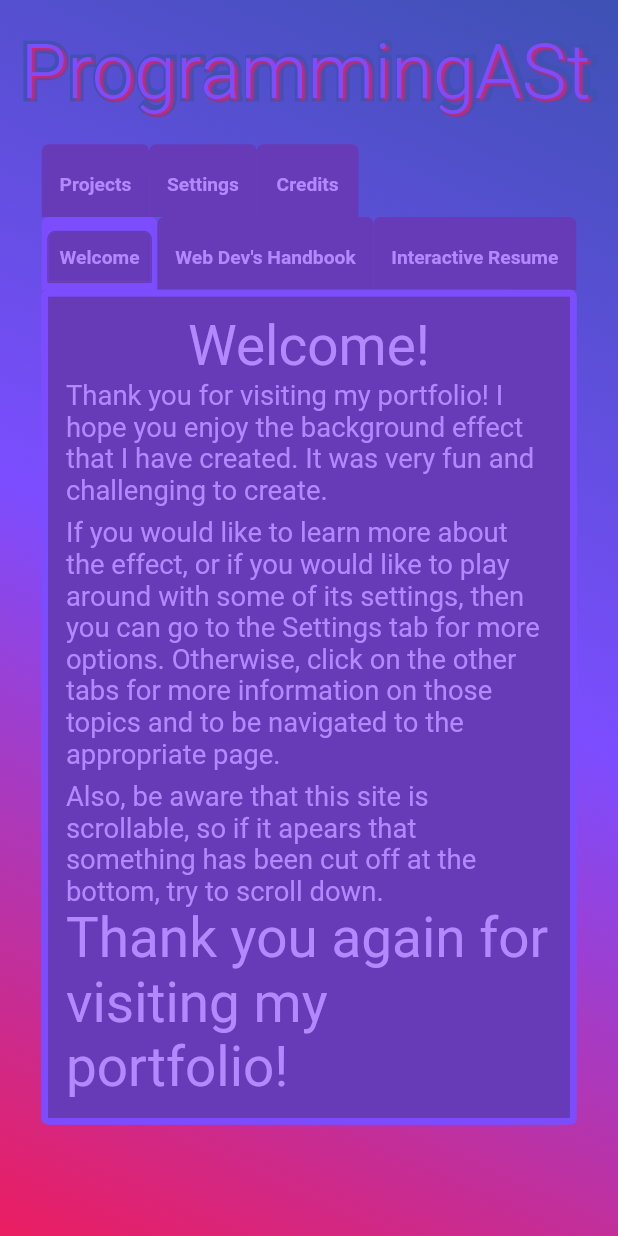
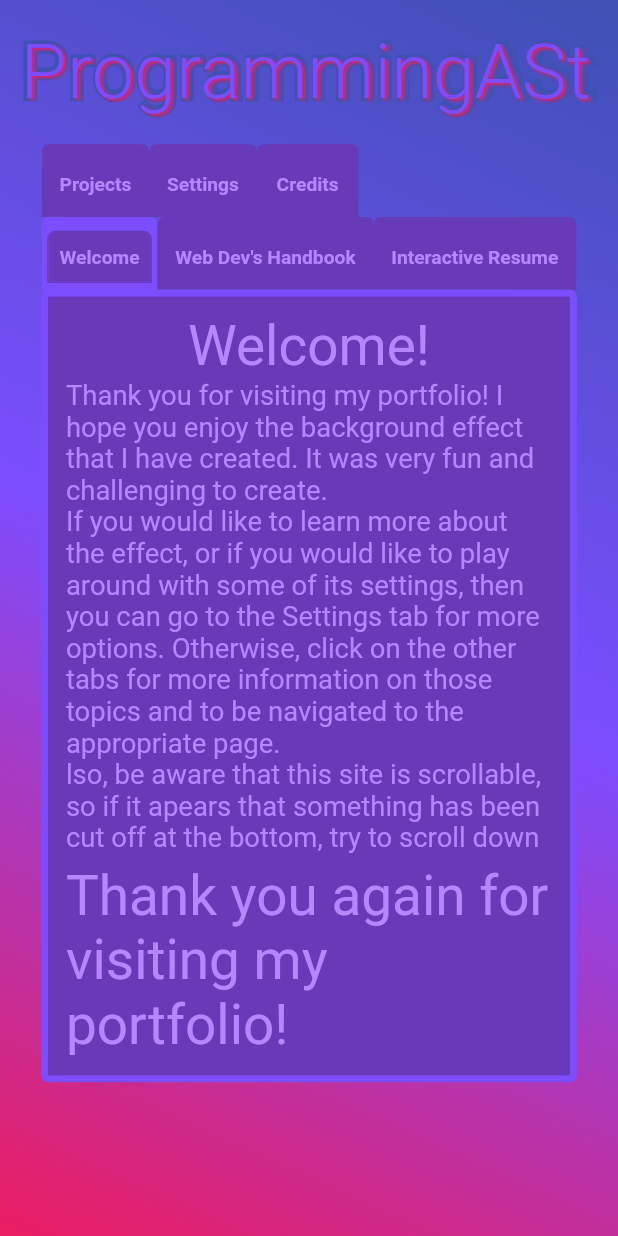
Before and after one commit to ProgrammingAStorm/Flutter-Portfolio, a Flutter app: the screen it shows after launch, on a phone screen of 412 x 824 dp. Run offline on Flutter 3.47's test engine with Material 2 defaults, Android fonts, the phone set to English and light mode, and no system bars; our stand-ins replace flutter_colorpicker, responsive_framework; missing offline and left inert: dart_code_viewer2; Roboto replaces fonts that are missing (BigMisterC).

Commit message:
Fixed Welcome Structure

```diff
--- a/lib/pages/main_menu/components/welcome.dart
+++ b/lib/pages/main_menu/components/welcome.dart
@@ -16,22 +16,13 @@ class Welcome extends StatelessWidget {
           ),
           Padding(
             padding: const EdgeInsets.only(bottom: 8.0),
-            child: Text(
-                "Thank you for visiting my portfolio! I hope you enjoy the background effect that I have created. It was very fun and challenging to create.",
+            child: Text('''
+Thank you for visiting my portfolio! I hope you enjoy the background effect that I have created. It was very fun and challenging to create.
+If you would like to learn more about the effect, or if you would like to play around with some of its settings, then you can go to the Settings tab for more options. Otherwise, click on the other tabs for more information on those topics and to be navigated to the appropriate page.
+lso, be aware that this site is scrollable, so if it apears that something has been cut off at the bottom, try to scroll down''',
                 style: TextStyle(
                     color: Colors.deepPurpleAccent.shade100, fontSize: 20)),
           ),
-          Padding(
-            padding: const EdgeInsets.only(bottom: 8.0),
-            child: Text(
-                "If you would like to learn more about the effect, or if you would like to play around with some of its settings, then you can go to the Settings tab for more options. Otherwise, click on the other tabs for more information on those topics and to be navigated to the appropriate page.",
-                style: TextStyle(
-                    color: Colors.deepPurpleAccent.shade100, fontSize: 20)),
-          ),
-          Text(
-              "Also, be aware that this site is scrollable, so if it apears that something has been cut off at the bottom, try to scroll down.",
-              style: TextStyle(
-                  color: Colors.deepPurpleAccent.shade100, fontSize: 20)),
           Text("Thank you again for visiting my portfolio!",
               style: TextStyle(
                   color: Colors.deepPurpleAccent.shade100, fontSize: 40))
```
